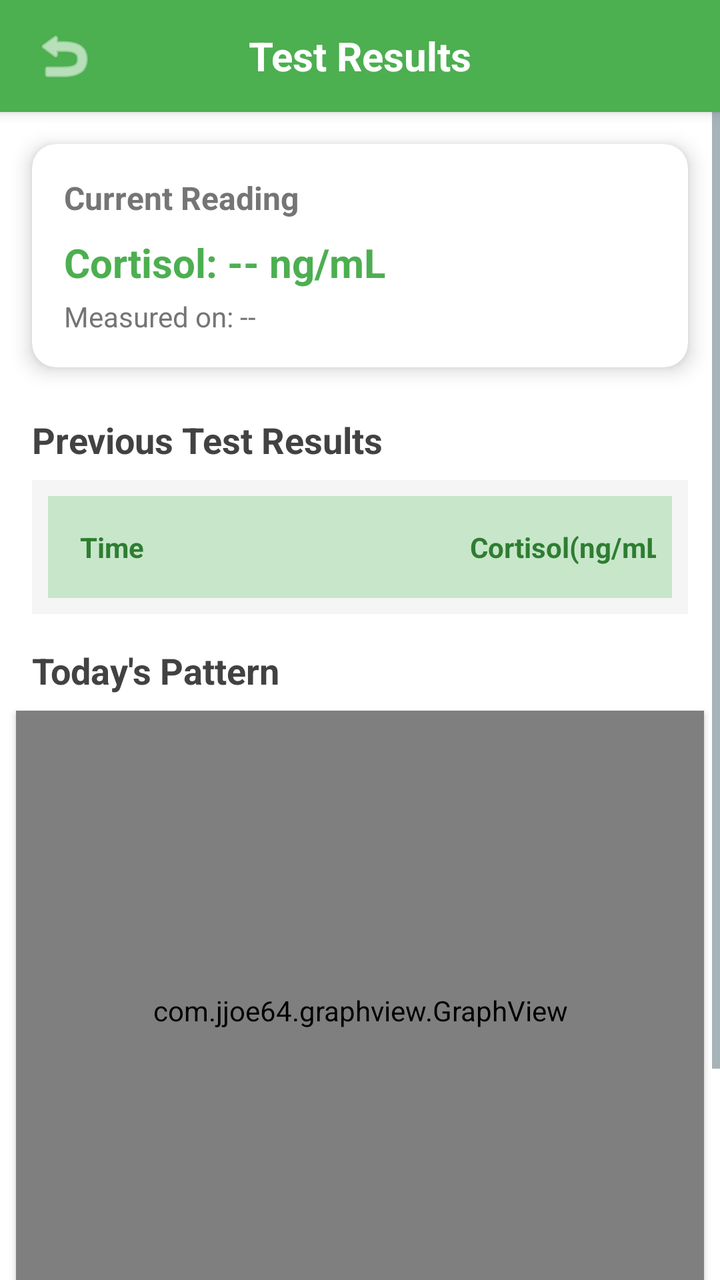
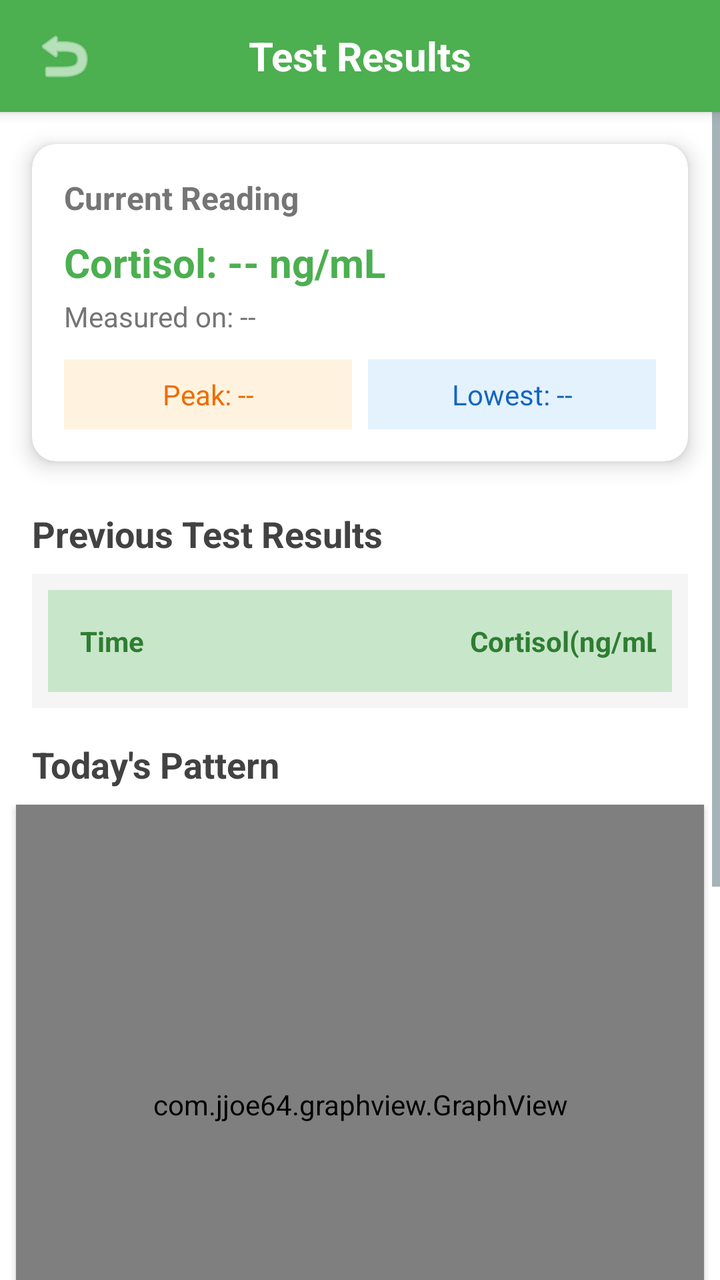

Compare the two renders of this Android layout. The source of the first and the diff that turns it into the second are given below.
<!-- AndroidManifest.xml: activity theme AppTheme.Light -->
<!-- res/layout/activity_result.xml -->
<?xml version="1.0" encoding="utf-8"?>
<LinearLayout xmlns:android="http://schemas.android.com/apk/res/android"
    xmlns:app="http://schemas.android.com/apk/res-auto"
    android:layout_width="match_parent"
    android:layout_height="match_parent"
    android:orientation="vertical"
    android:background="#FFFFFF">

    
    <androidx.appcompat.widget.Toolbar
        android:id="@+id/toolbar"
        android:layout_width="match_parent"
        android:layout_height="?attr/actionBarSize"
        android:background="#4CAF50"
        android:elevation="4dp"
        app:popupTheme="@style/ThemeOverlay.AppCompat.Light">

        <ImageButton
            android:id="@+id/btnBack"
            android:layout_width="wrap_content"
            android:layout_height="wrap_content"
            android:src="@android:drawable/ic_menu_revert"
            android:background="?attr/selectableItemBackgroundBorderless"
            android:contentDescription="Back"
            app:tint="#FFFFFF" />

        <TextView
            android:layout_width="wrap_content"
            android:layout_height="wrap_content"
            android:text="Test Results"
            android:textColor="#FFFFFF"
            android:textSize="20sp"
            android:textStyle="bold"
            android:layout_gravity="center" />
    </androidx.appcompat.widget.Toolbar>

    
    <ScrollView
        android:layout_width="match_parent"
        android:layout_height="match_parent">

        <LinearLayout
            android:layout_width="match_parent"
            android:layout_height="wrap_content"
            android:orientation="vertical">

            
            <androidx.cardview.widget.CardView
                android:layout_width="match_parent"
                android:layout_height="wrap_content"
                android:layout_margin="16dp"
                app:cardCornerRadius="12dp"
                app:cardElevation="6dp">

                <LinearLayout
                    android:layout_width="match_parent"
                    android:layout_height="wrap_content"
                    android:orientation="vertical"
                    android:padding="16dp">

                    <TextView
                        android:layout_width="wrap_content"
                        android:layout_height="wrap_content"
                        android:text="Current Reading"
                        android:textSize="16sp"
                        android:textStyle="bold"
                        android:textColor="#757575" />

                    <TextView
                        android:id="@+id/tvCortisol"
                        android:layout_width="wrap_content"
                        android:layout_height="wrap_content"
                        android:text="Cortisol: -- ng/mL"
                        android:textSize="20sp"
                        android:textStyle="bold"
                        android:textColor="#4CAF50"
                        android:layout_marginTop="8dp" />

                    <TextView
                        android:id="@+id/tvTimestamp"
                        android:layout_width="wrap_content"
                        android:layout_height="wrap_content"
                        android:text="Measured on: --"
                        android:textSize="14sp"
                        android:textColor="#757575"
                        android:layout_marginTop="4dp" />
                </LinearLayout>
            </androidx.cardview.widget.CardView>

            
            <TextView
                android:layout_width="match_parent"
                android:layout_height="wrap_content"
                android:text="Previous Test Results"
                android:textSize="18sp"
                android:textStyle="bold"
                android:layout_marginTop="8dp"
                android:layout_marginStart="16dp"
                android:layout_marginEnd="16dp"
                android:textColor="#424242" />

            <TextView
                android:id="@+id/tvPreviousResults"
                android:layout_width="match_parent"
                android:layout_height="wrap_content"
                android:text="No previous results available."
                android:textSize="14sp"
                android:layout_marginTop="8dp"
                android:layout_marginStart="16dp"
                android:layout_marginEnd="16dp"
                android:textColor="#757575"
                android:visibility="gone" />

            
            <LinearLayout
                android:layout_width="match_parent"
                android:layout_height="wrap_content"
                android:layout_marginTop="8dp"
                android:layout_marginStart="16dp"
                android:layout_marginEnd="16dp"
                android:background="#F5F5F5"
                android:padding="8dp"
                android:orientation="vertical">

                <TableLayout
                    android:id="@+id/tablePreviousResults"
                    android:layout_width="match_parent"
                    android:layout_height="wrap_content"
                    android:stretchColumns="0,1">

                    
                    <TableRow
                        android:background="#C8E6C9"
                        android:padding="8dp">

                        <TextView
                            android:text="Time"
                            android:textStyle="bold"
                            android:padding="8dp"
                            android:textSize="14sp"
                            android:textColor="#2E7D32" />

                        <TextView
                            android:text="Cortisol(ng/mL)"
                            android:textStyle="bold"
                            android:padding="8dp"
                            android:gravity="end"
                            android:textSize="14sp"
                            android:textColor="#2E7D32" />
                    </TableRow>
                </TableLayout>
            </LinearLayout>

            
            <TextView
                android:layout_width="match_parent"
                android:layout_height="wrap_content"
                android:text="Today's Pattern"
                android:textSize="18sp"
                android:textStyle="bold"
                android:layout_marginTop="16dp"
                android:layout_marginStart="16dp"
                android:layout_marginEnd="16dp"
                android:textColor="#424242" />

            <com.jjoe64.graphview.GraphView
                android:id="@+id/graphViewResults"
                android:layout_width="match_parent"
                android:layout_height="300dp"
                android:layout_marginTop="8dp"
                android:layout_marginStart="8dp"
                android:layout_marginEnd="8dp"
                android:layout_marginBottom="16dp"
                android:background="#FAFAFA"
                android:elevation="2dp" />

            
            <Button
                android:id="@+id/btnBiomarker"
                android:layout_width="match_parent"
                android:layout_height="wrap_content"
                android:text="Go to Dashboard"
                android:textColor="#FFFFFF"
                android:background="#4CAF50"
                android:layout_margin="16dp"
                android:padding="16dp"
                android:textSize="16sp"
                android:textStyle="bold"
                android:elevation="4dp" />

        </LinearLayout>
    </ScrollView>

</LinearLayout>
<!-- resources referenced by this layout -->
<resources>
  <style name="AppTheme.Light" parent="Theme.MaterialComponents.Light.NoActionBar">
          
          <item name="colorPrimary">@color/primary</item>
          <item name="colorPrimaryDark">@color/primary_dark</item>
          <item name="colorSecondary">@color/secondary</item>
          <item name="colorAccent">@color/accent</item>
  
          
          <item name="backgroundColor">@color/background</item>
          <item name="android:windowBackground">@color/background</item>
          <item name="android:colorBackground">@color/background</item>
          
          
          <item name="android:textColorPrimary">@color/text_primary</item>
          <item name="android:textColorSecondary">@color/text_secondary</item>
          
          
          <item name="buttonColor">@color/primary</item>
          <item name="buttonTextColor">@color/white</item>
          
          
          <item name="iconTint">@color/primary</item>
  
          
          <item name="android:statusBarColor">@color/status_bar</item>
          <item name="android:windowLightStatusBar">true</item>
          <item name="android:navigationBarColor">@color/background</item>
          <item name="android:windowLightNavigationBar">true</item>
  
          
          <item name="radioButtonStyle">@style/RadioButtonStyle.Light</item>
          
          
          <item name="materialButtonStyle">@style/Widget.App.Button</item>
          <item name="textInputStyle">@style/Widget.App.TextInputLayout</item>
          <item name="materialCardViewStyle">@style/Widget.App.CardView</item>
      </style>
  <color name="primary">#43A047</color>
  <color name="primary_dark">#2E7D32</color>
  <color name="secondary">#A5D6A7</color>
  <color name="accent">#FFC107</color>
  <color name="background">#FAFAFA</color>
  <color name="text_primary">#263238</color>
  <color name="text_secondary">#546E7A</color>
  <color name="white">#FFFFFF</color>
  <color name="status_bar">#43A047</color>
  <style name="RadioButtonStyle.Light" parent="Widget.MaterialComponents.CompoundButton.RadioButton">
          <item name="android:textColor">@color/text_primary</item>
          <item name="buttonTint">@color/primary</item>
      </style>
  <style name="Widget.App.Button" parent="Widget.MaterialComponents.Button">
          <item name="backgroundTint">@color/primary</item>
          <item name="android:textColor">@color/white</item>
          <item name="cornerRadius">8dp</item>
          <item name="android:textAllCaps">false</item>
          <item name="android:paddingTop">12dp</item>
          <item name="android:paddingBottom">12dp</item>
      </style>
  <style name="Widget.App.TextInputLayout" parent="Widget.MaterialComponents.TextInputLayout.OutlinedBox">
          <item name="boxStrokeColor">@color/primary</item>
          <item name="hintTextColor">@color/primary</item>
          <item name="android:textColorHint">@color/text_secondary</item>
          <item name="boxBackgroundColor">@color/input_background</item>
      </style>
  <style name="Widget.App.CardView" parent="Widget.MaterialComponents.CardView">
          <item name="cardBackgroundColor">@color/surface</item>
          <item name="cardElevation">4dp</item>
          <item name="cardCornerRadius">12dp</item>
      </style>
  <color name="input_background">#F5F5F5</color>
  <color name="surface">#FFFFFF</color>
</resources>

<!-- the commit's change to res/layout/activity_result.xml (unified diff, before → after) -->
@@ -39,7 +39,9 @@
         android:layout_width="match_parent"
         android:layout_height="match_parent">
 
+        
         <LinearLayout
+            android:id="@+id/resultRootLayout"
             android:layout_width="match_parent"
             android:layout_height="wrap_content"
             android:orientation="vertical">
@@ -84,6 +86,42 @@
                         android:textSize="14sp"
                         android:textColor="#757575"
                         android:layout_marginTop="4dp" />
+
+                    
+                    <LinearLayout
+                        android:layout_width="match_parent"
+                        android:layout_height="wrap_content"
+                        android:orientation="horizontal"
+                        android:layout_marginTop="12dp"
+                        android:weightSum="2">
+
+                        <TextView
+                            android:id="@+id/tvPeakCortisol"
+                            android:layout_width="0dp"
+                            android:layout_height="wrap_content"
+                            android:layout_weight="1"
+                            android:text="Peak: --"
+                            android:textSize="14sp"
+                            android:padding="8dp"
+                            android:gravity="center"
+                            android:layout_marginEnd="4dp"
+                            android:background="#FFF3E0"
+                            android:textColor="#EF6C00" />
+
+                        <TextView
+                            android:id="@+id/tvMinCortisol"
+                            android:layout_width="0dp"
+                            android:layout_height="wrap_content"
+                            android:layout_weight="1"
+                            android:text="Lowest: --"
+                            android:textSize="14sp"
+                            android:padding="8dp"
+                            android:gravity="center"
+                            android:layout_marginStart="4dp"
+                            android:background="#E3F2FD"
+                            android:textColor="#1565C0" />
+                    </LinearLayout>
+
                 </LinearLayout>
             </androidx.cardview.widget.CardView>
 
@@ -170,9 +208,44 @@
                 android:layout_marginTop="8dp"
                 android:layout_marginStart="8dp"
                 android:layout_marginEnd="8dp"
-                android:layout_marginBottom="16dp"
+                android:layout_marginBottom="8dp"
                 android:background="#FAFAFA"
                 android:elevation="2dp" />
+
+            
+            <LinearLayout
+                android:layout_width="match_parent"
+                android:layout_height="wrap_content"
+                android:orientation="vertical"
+                android:layout_marginStart="16dp"
+                android:layout_marginEnd="16dp"
+                android:layout_marginBottom="8dp">
+
+                <Button
+                    android:id="@+id/btnExportCsv"
+                    android:layout_width="match_parent"
+                    android:layout_height="wrap_content"
+                    android:text="Export All Data to CSV"
+                    android:textColor="#FFFFFF"
+                    android:background="#00796B"
+                    android:padding="12dp"
+                    android:textSize="15sp"
+                    android:textStyle="bold"
+                    android:elevation="2dp" />
+
+                <Button
+                    android:id="@+id/btnExportPdf"
+                    android:layout_width="match_parent"
+                    android:layout_height="wrap_content"
+                    android:text="Export All Data to PDF"
+                    android:textColor="#FFFFFF"
+                    android:background="#0288D1"
+                    android:padding="12dp"
+                    android:textSize="15sp"
+                    android:textStyle="bold"
+                    android:layout_marginTop="8dp"
+                    android:elevation="2dp" />
+            </LinearLayout>
 
             
             <Button
